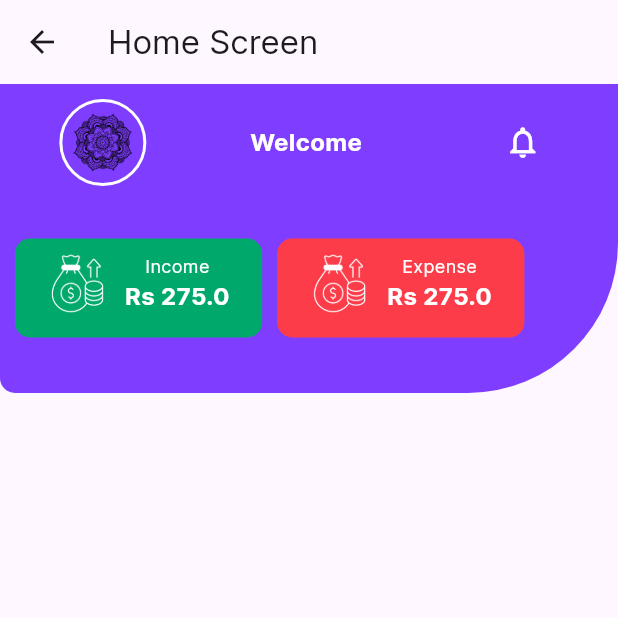
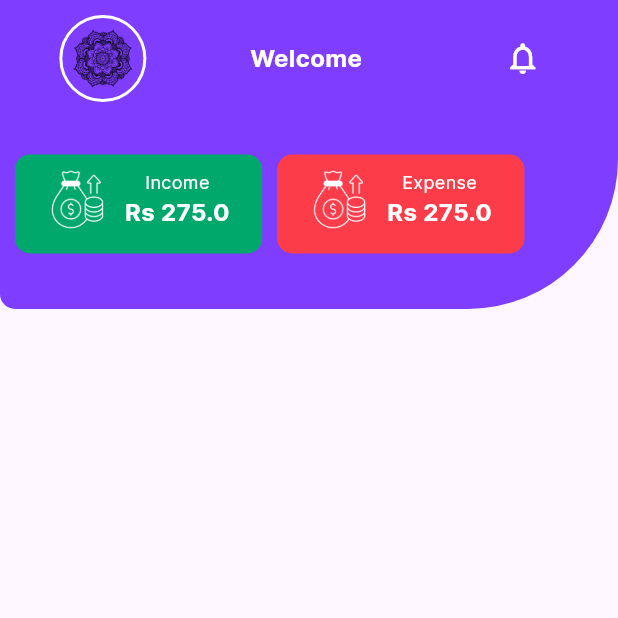
Before and after one commit to SandeepaCharith23/budget_buddy, a Flutter app: the HomeScreen screen opened directly, on a phone screen of 412 x 824 dp, the top half of it. Run offline on Flutter 3.47's test engine with Material 3 defaults, Android fonts, the phone set to English and light mode, and no system bars; our stand-ins replace shared_preferences, smooth_page_indicator; accounts and stored records are empty.

Commit message:
add new screen build

```diff
--- /dev/null
+++ b/lib/models/expense_model.dart
@@ -0,0 +1,59 @@
+import 'package:flutter/material.dart';
+
+enum ExpenseCategory {
+  housing,
+  transportation,
+  foods,
+  healthandWellness,
+  entertainmentandRecreation,
+  education,
+  personalAndFamilyCare,
+  insurance,
+  giftsandDonations,
+  miscellaneous,
+}
+
+class Expense {
+  final int expenseId;
+  final String expenseTitle;
+  final double expenseAmount;
+  final ExpenseCategory expenseCategory;
+  final String expenseDescription;
+  final DateTime expenseDate;
+  final DateTime expenseTime;
+
+  Expense(
+      {required this.expenseId,
+      required this.expenseTitle,
+      required this.expenseAmount,
+      required this.expenseCategory,
+      required this.expenseDescription,
+      required this.expenseDate,
+      required this.expenseTime});
+}
+
+final Map<ExpenseCategory, String> expensecategoryImages = {
+  ExpenseCategory.education: "assets/icons/expense_icon.png",
+  ExpenseCategory.entertainmentandRecreation: "assets/icons/expense_icon.png",
+  ExpenseCategory.foods: "assets/icons/expense_icon.png",
+  ExpenseCategory.giftsandDonations: "assets/icons/expense_icon.png",
+  ExpenseCategory.healthandWellness: "assets/icons/expense_icon.png",
+  ExpenseCategory.housing: "assets/icons/expense_icon.png",
+  ExpenseCategory.insurance: "assets/icons/expense_icon.png",
+  ExpenseCategory.miscellaneous: "assets/icons/expense_icon.png",
+  ExpenseCategory.personalAndFamilyCare: "assets/icons/expense_icon.png",
+  ExpenseCategory.transportation: "assets/icons/expense_icon.png",
+};
+
+final Map<ExpenseCategory, Color> expensecategoryColrs = {
+  ExpenseCategory.education: const Color(0xFF000000),
+  ExpenseCategory.entertainmentandRecreation: const Color(0xFF000000),
+  ExpenseCategory.foods: const Color(0xFF000000),
+  ExpenseCategory.giftsandDonations: const Color(0xFF000000),
+  ExpenseCategory.healthandWellness: const Color(0xFF000000),
+  ExpenseCategory.housing: const Color(0xFF000000),
+  ExpenseCategory.insurance: const Color(0xFF000000),
+  ExpenseCategory.miscellaneous: const Color(0xFF000000),
+  ExpenseCategory.personalAndFamilyCare: const Color(0xFF000000),
+  ExpenseCategory.transportation: const Color(0xFF000000),
+};
--- /dev/null
+++ b/lib/models/income_model.dart
@@ -0,0 +1,63 @@
+import 'package:flutter/material.dart';
+
+enum IncomeCategory {
+  salary,
+  wages,
+  business,
+  freelance,
+  investments,
+  rentals,
+  pensions,
+  befits,
+  grants,
+  scholoarships,
+  miscellaneous,
+}
+
+class Income {
+  final String incomeTitle;
+  final int incomeId;
+  final String incomeDescription;
+  final double incomeAmount;
+  final IncomeCategory incomeCategory;
+  final DateTime incomeDate;
+  final DateTime incomeTime;
+
+  Income(
+      {required this.incomeTitle,
+      required this.incomeId,
+      required this.incomeDescription,
+      required this.incomeAmount,
+      required this.incomeCategory,
+      required this.incomeDate,
+      required this.incomeTime});
+}
+
+//category images
+final Map<IncomeCategory, String> incomeCategoryImages = {
+  IncomeCategory.befits: "assets/icons/income_icon.png",
+  IncomeCategory.salary: "assets/icons/income_icon.png",
+  IncomeCategory.business: "assets/icons/income_icon.png",
+  IncomeCategory.freelance: "assets/icons/income_icon.png",
+  IncomeCategory.grants: "assets/icons/income_icon.png",
+  IncomeCategory.investments: "assets/icons/income_icon.png",
+  IncomeCategory.miscellaneous: "assets/icons/income_icon.png",
+  IncomeCategory.pensions: "assets/icons/income_icon.png",
+  IncomeCategory.rentals: "assets/icons/income_icon.png",
+  IncomeCategory.scholoarships: "assets/icons/income_icon.png",
+  IncomeCategory.wages: "assets/icons/income_icon.png",
+};
+
+final Map<IncomeCategory, Color> incomeCategoryColors = {
+  IncomeCategory.befits: const Color(0xFFE57373),
+  IncomeCategory.salary: const Color(0xFF8E2828),
+  IncomeCategory.business: const Color(0xFF73E5B7),
+  IncomeCategory.freelance: const Color(0xFF741F1F),
+  IncomeCategory.grants: const Color(0xFFE5B573),
+  IncomeCategory.investments: const Color(0xFFBFEC09),
+  IncomeCategory.miscellaneous: const Color(0xFF035E36),
+  IncomeCategory.pensions: const Color(0xFF45ACE7),
+  IncomeCategory.rentals: const Color(0xFF431081),
+  IncomeCategory.scholoarships: const Color(0xFFE573DB),
+  IncomeCategory.wages: const Color(0xFF120320),
+};
--- a/lib/screens/home_screen.dart
+++ b/lib/screens/home_screen.dart
@@ -34,9 +34,6 @@ class _HomeScreenState extends State<HomeScreen> {
   @override
   Widget build(BuildContext context) {
     return Scaffold(
-      appBar: AppBar(
-        title: const Text("Home Screen"),
-      ),
       body: SafeArea(
           child: SingleChildScrollView(
         //main column
--- a/lib/screens/main_screen.dart
+++ b/lib/screens/main_screen.dart
@@ -16,7 +16,7 @@ class MainScreen extends StatefulWidget {
 
 class _MainScreenState extends State<MainScreen> {
   //current page index
-  int _currentpageIndex = 0;
+  int _currentpageIndex = 2;
 
   @override
   Widget build(BuildContext context) {
```
Also changed, not shown: lib/screens/addnew_screen.dart (+110 -3 lines), assets/icons/expense_icon.png (added).
